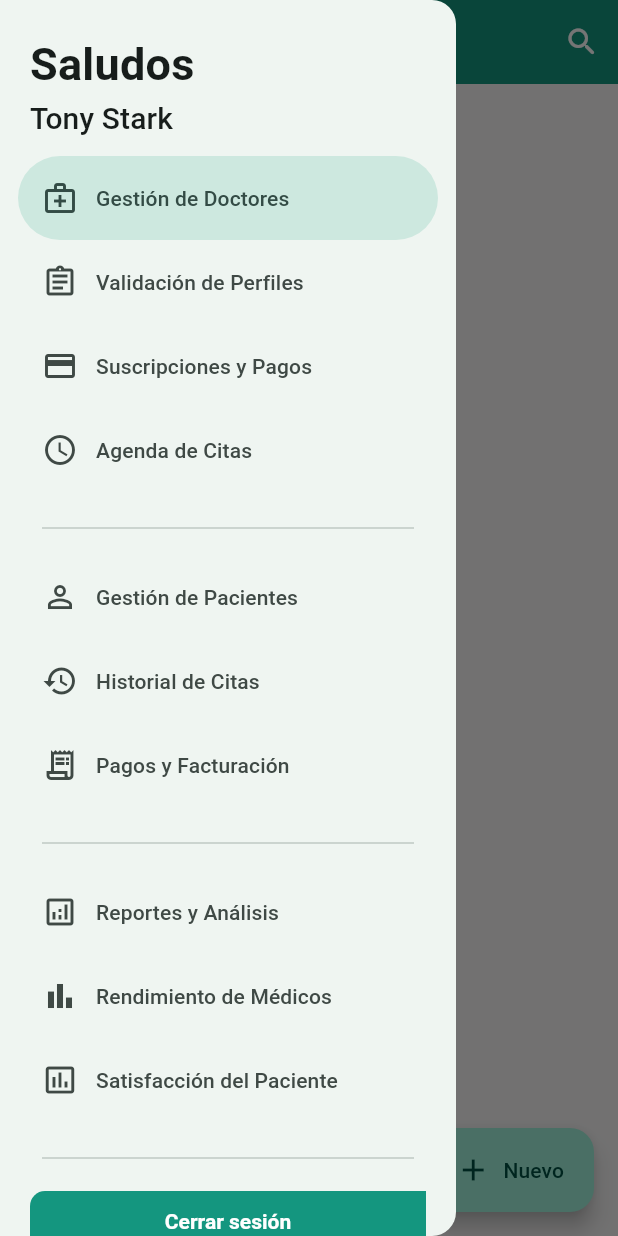
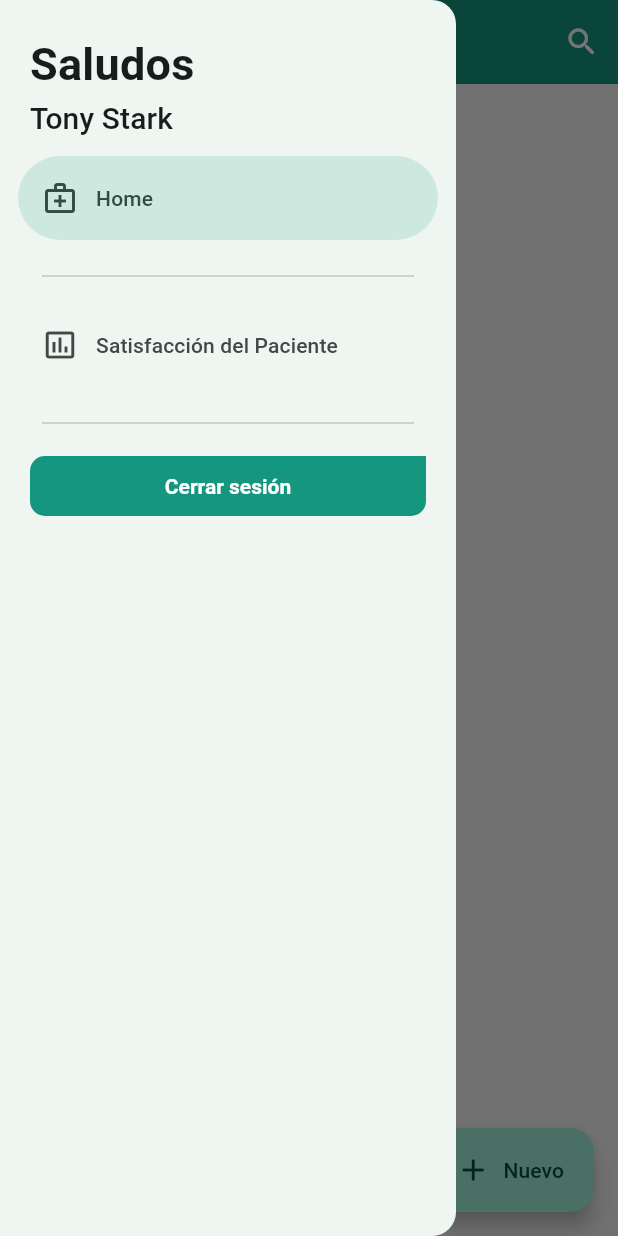
Before and after one commit to UniversityProyects/School-AppMedifinder, a Flutter app: the HomeScreen screen opened by its route, with the side drawer open, on a phone screen of 412 x 824 dp. Run offline on Flutter 3.47's test engine with Material 3 defaults, Android fonts, the phone set to English and light mode, and no system bars; our stand-ins replace dio, flutter_dotenv, flutter_riverpod, formz, go_router, google_fonts and 1 more; accounts and stored records are empty; project files that could hold a hidden picture were left out.

Commit message:
Se agrego funcionalidad para redireccionamiento del sidemenu

```diff
--- a/lib/config/router/app_router.dart
+++ b/lib/config/router/app_router.dart
@@ -4,6 +4,7 @@ import 'package:medifinder_crm/config/router/app_router_notifier.dart';
 import 'package:medifinder_crm/features/auth/auth.dart';
 import 'package:medifinder_crm/features/auth/providers/auth_provider.dart';
 import 'package:medifinder_crm/features/home/principal.dart';
+import 'package:medifinder_crm/features/products/presentation/screens/products_screen.dart';
 
 final goRouterProvider = Provider((ref) {
   final goRouteNotifier = ref.read(GoRouterNotifierProvider);
@@ -25,7 +26,10 @@ final goRouterProvider = Provider((ref) {
           path: '/register',
           builder: (context, state) => const RegisterScreen(),
         ),
-
+        GoRoute(
+          path: '/satisfaccionPaciente',
+          builder: (context, state) => const ProductsScreen(),
+        ),
         GoRoute(
           path: '/',
           builder: (context, state) => const HomeScreen(),
--- a/lib/features/shared/widgets/side_menu.dart
+++ b/lib/features/shared/widgets/side_menu.dart
@@ -2,6 +2,7 @@ import 'package:flutter/material.dart';
 import 'package:flutter_riverpod/flutter_riverpod.dart';
 import 'package:medifinder_crm/features/auth/providers/providers.dart';
 import 'package:medifinder_crm/features/shared/shared.dart';
+import 'package:go_router/go_router.dart';
 
 class SideMenu extends ConsumerStatefulWidget {
   final GlobalKey<ScaffoldState> scaffoldKey;
@@ -16,6 +17,29 @@ class SideMenuState extends ConsumerState<SideMenu> {
   int navDrawerIndex = 0;
 
   @override
+  void initState() {
+    super.initState();
+    _updateNavDrawerIndex(); // Inicializa el índice del menú
+  }
+
+  void _updateNavDrawerIndex() {
+    final currentPath =
+        GoRouter.of(context).routerDelegate.currentConfiguration.uri.toString();
+
+    switch (currentPath) {
+      case '/':
+        navDrawerIndex = 0;
+        break;
+      case '/satisfaccionPaciente':
+        navDrawerIndex = 1;
+        break;
+      default:
+        navDrawerIndex = -1; // Opción no seleccionada
+        break;
+    }
+  }
+
+  @override
   Widget build(BuildContext context) {
     final hasNotch = MediaQuery.of(context).viewPadding.top > 35;
     final textStyles = Theme.of(context).textTheme;
@@ -27,6 +51,18 @@ class SideMenuState extends ConsumerState<SideMenu> {
           setState(() {
             navDrawerIndex = value;
           });
+
+          switch (value) {
+            case 0: // Satisfacción Pacientes
+              context.go('/');
+              break;
+            case 1: // Satisfacción Pacientes
+              context.go('/satisfaccionPaciente');
+              break;
+            // Agrega más casos para otras rutas si es necesario
+            default:
+              break;
+          }
 
           // Aquí podrías navegar a cada pantalla del CRM según el índice seleccionado
           widget.scaffoldKey.currentState?.closeDrawer();
@@ -40,57 +76,13 @@ class SideMenuState extends ConsumerState<SideMenu> {
             padding: const EdgeInsets.fromLTRB(20, 0, 16, 10),
             child: Text('Tony Stark', style: textStyles.titleSmall),
           ),
-
-          // Sección: Gestión de Doctores
           const NavigationDrawerDestination(
             icon: Icon(Icons.medical_services_outlined),
-            label: Text('Gestión de Doctores'),
+            label: Text('Home'),
           ),
-          const NavigationDrawerDestination(
-            icon: Icon(Icons.assignment_outlined),
-            label: Text('Validación de Perfiles'),
-          ),
-          const NavigationDrawerDestination(
-            icon: Icon(Icons.credit_card_outlined),
-            label: Text('Suscripciones y Pagos'),
-          ),
-          const NavigationDrawerDestination(
-            icon: Icon(Icons.schedule_outlined),
-            label: Text('Agenda de Citas'),
-          ),
-
           const Padding(
             padding: EdgeInsets.fromLTRB(28, 16, 28, 10),
             child: Divider(),
-          ),
-
-          // Sección: Gestión de Pacientes
-          const NavigationDrawerDestination(
-            icon: Icon(Icons.person_outline),
-            label: Text('Gestión de Pacientes'),
-          ),
-          const NavigationDrawerDestination(
-            icon: Icon(Icons.history_outlined),
-            label: Text('Historial de Citas'),
-          ),
-          const NavigationDrawerDestination(
-            icon: Icon(Icons.receipt_long_outlined),
-            label: Text('Pagos y Facturación'),
-          ),
-
-          const Padding(
-            padding: EdgeInsets.fromLTRB(28, 16, 28, 10),
-            child: Divider(),
-          ),
-
-          // Sección: Reportes y Analítica
-          const NavigationDrawerDestination(
-            icon: Icon(Icons.analytics_outlined),
-            label: Text('Reportes y Análisis'),
-          ),
-          const NavigationDrawerDestination(
-            icon: Icon(Icons.bar_chart_outlined),
-            label: Text('Rendimiento de Médicos'),
           ),
           const NavigationDrawerDestination(
             icon: Icon(Icons.insert_chart_outlined),
```
